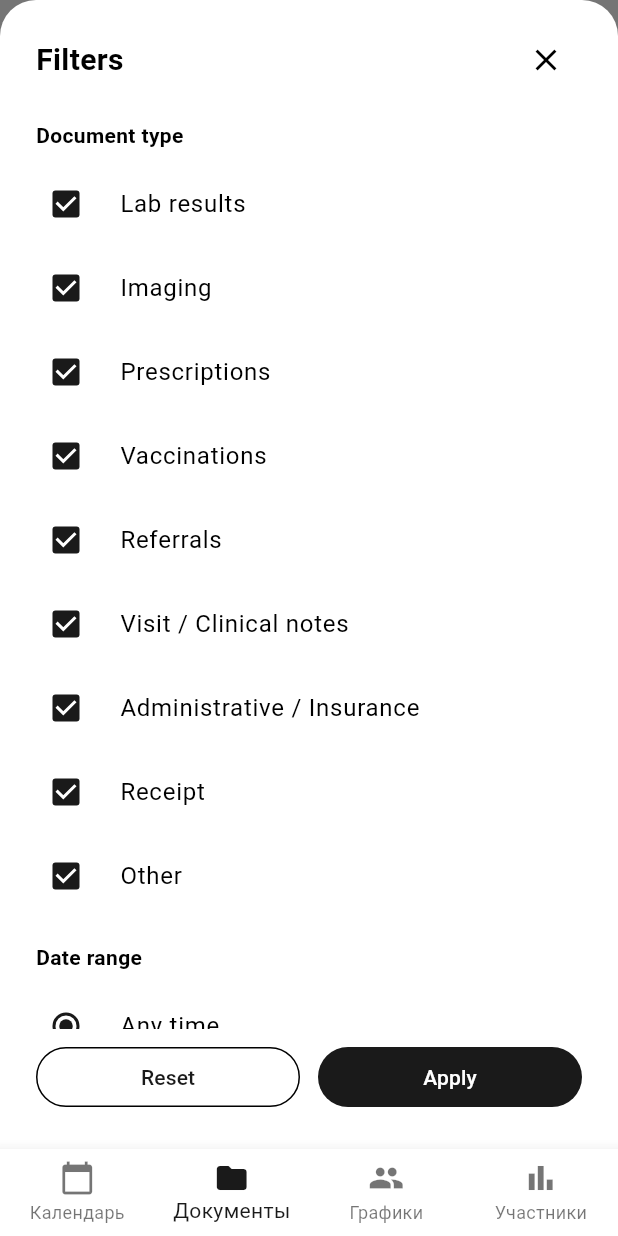
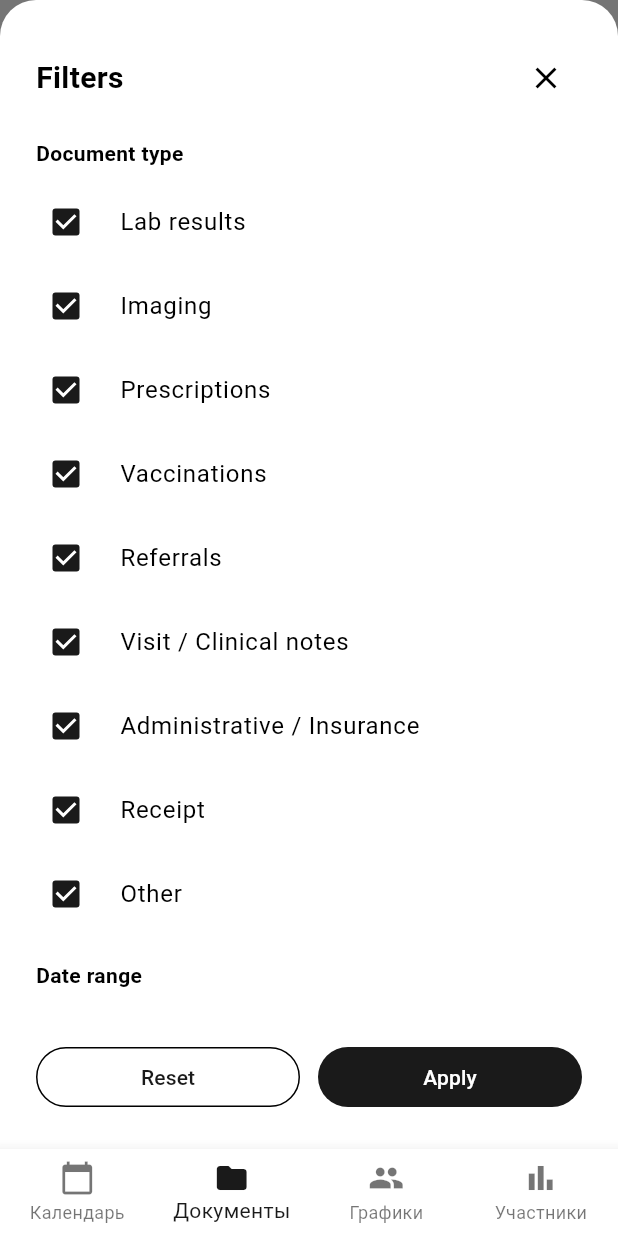
Before and after one commit to worksiv9880/medigraf, a Flutter app: the FilesPage screen opened by its route, after a tap on "Filters", on a phone screen of 412 x 824 dp. Run offline on Flutter 3.47's test engine with Material 3 defaults, Android fonts, the phone set to English and light mode, and no system bars; our stand-ins replace drift, file_picker, fl_chart, flutter_riverpod, flutter_slidable, go_router and 3 more; missing offline and left inert: cunning_document_scanner, pdfx; accounts and stored records are empty; generated files the repository leaves out were written again.

Commit message:
Add extra top padding to filters sheet

```diff
--- a/lib/presentation/pages/files/files_page.dart
+++ b/lib/presentation/pages/files/files_page.dart
@@ -352,7 +352,7 @@ class _FilesPageState extends ConsumerState<FilesPage>
                     children: [
                       Expanded(
                         child: SingleChildScrollView(
-                          padding: const EdgeInsets.fromLTRB(24, 16, 24, 16),
+                          padding: const EdgeInsets.fromLTRB(24, 28, 24, 16),
                           child: Column(
                             crossAxisAlignment: CrossAxisAlignment.start,
                             children: [
```
